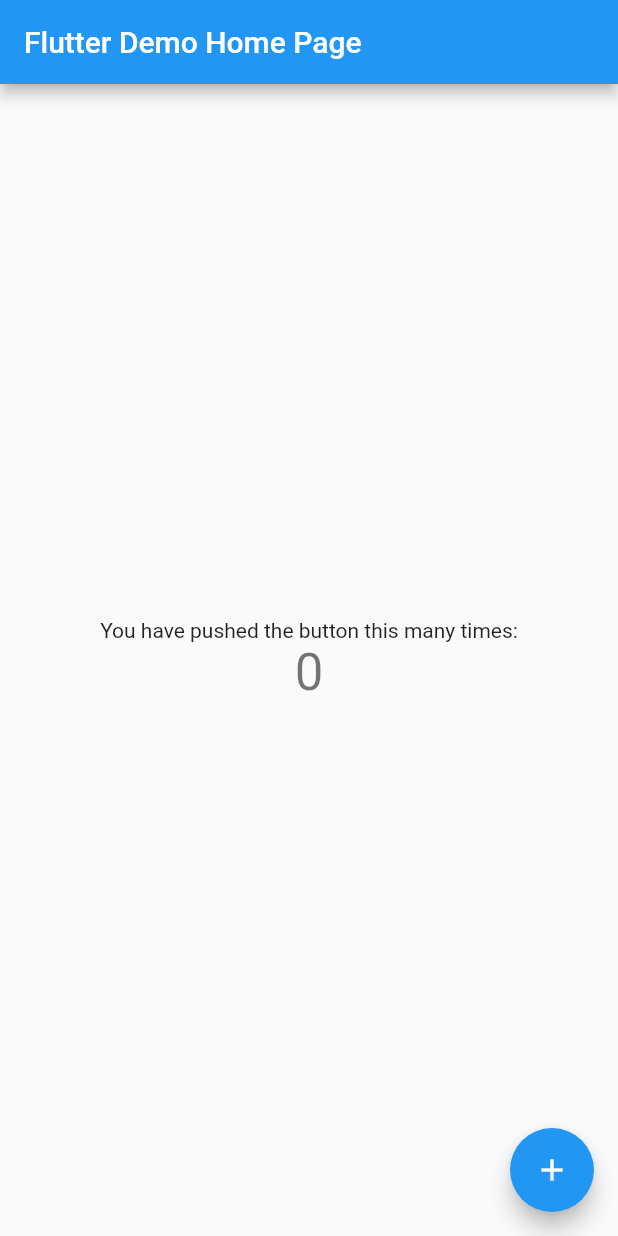
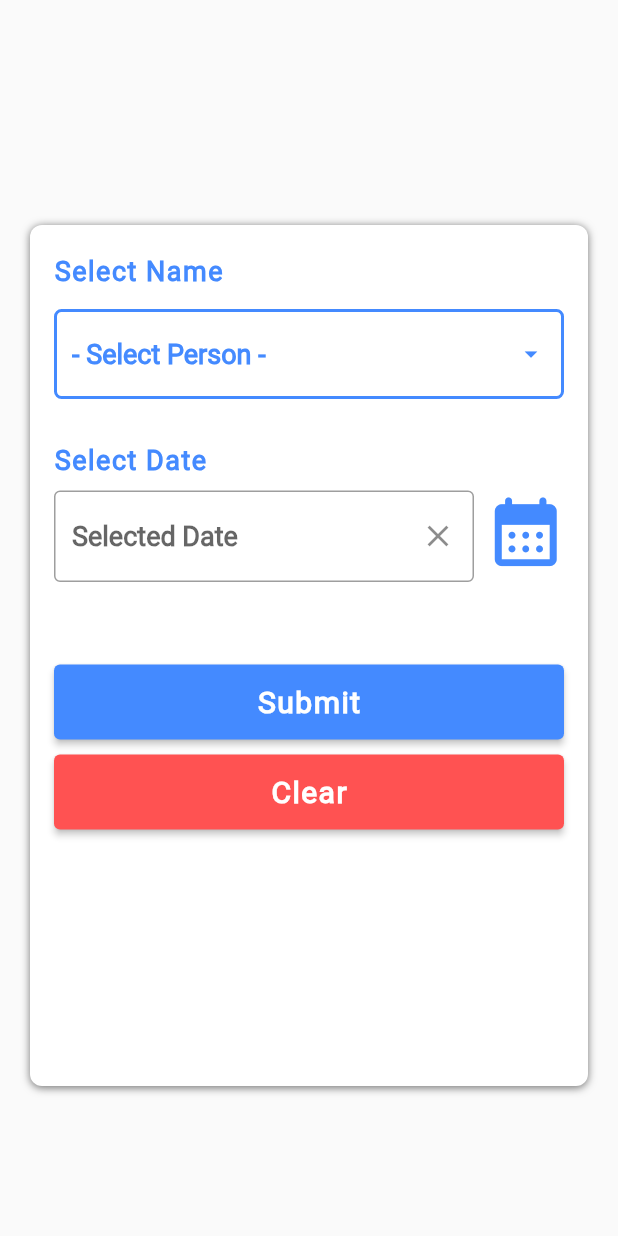
Before and after one commit to prasad305/NauruMobileApp, a Flutter app: the screen it shows after launch, on a phone screen of 412 x 824 dp. Run offline on Flutter 3.47's test engine with Material 2 defaults, Android fonts, the phone set to English and light mode, and no system bars.

Commit message:
Mobile App 1.0

```diff
--- a/lib/main.dart
+++ b/lib/main.dart
@@ -1,115 +1,19 @@
 import 'package:flutter/material.dart';
+import 'package:nauru_mobile_app/screens/homepage.dart';
 
 void main() {
   runApp(const MyApp());
 }
 
 class MyApp extends StatelessWidget {
-  const MyApp({super.key});
+  const MyApp({Key? key}) : super(key: key);
 
-  // This widget is the root of your application.
   @override
   Widget build(BuildContext context) {
     return MaterialApp(
-      title: 'Flutter Demo',
-      theme: ThemeData(
-        // This is the theme of your application.
-        //
-        // Try running your application with "flutter run". You'll see the
-        // application has a blue toolbar. Then, without quitting the app, try
-        // changing the primarySwatch below to Colors.green and then invoke
-        // "hot reload" (press "r" in the console where you ran "flutter run",
-        // or simply save your changes to "hot reload" in a Flutter IDE).
-        // Notice that the counter didn't reset back to zero; the application
-        // is not restarted.
-        primarySwatch: Colors.blue,
-      ),
-      home: const MyHomePage(title: 'Flutter Demo Home Page'),
+      debugShowCheckedModeBanner: false,
+      home: HomePage(),
+      theme: ThemeData(primarySwatch: Colors.blue),
     );
   }
 }
-
-class MyHomePage extends StatefulWidget {
-  const MyHomePage({super.key, required this.title});
-
-  // This widget is the home page of your application. It is stateful, meaning
-  // that it has a State object (defined below) that contains fields that affect
-  // how it looks.
-
-  // This class is the configuration for the state. It holds the values (in this
-  // case the title) provided by the parent (in this case the App widget) and
-  // used by the build method of the State. Fields in a Widget subclass are
-  // always marked "final".
-
-  final String title;
-
-  @override
-  State<MyHomePage> createState() => _MyHomePageState();
-}
-
-class _MyHomePageState extends State<MyHomePage> {
-  int _counter = 0;
-
-  void _incrementCounter() {
-    setState(() {
-      // This call to setState tells the Flutter framework that something has
-      // changed in this State, which causes it to rerun the build method below
-      // so that the display can reflect the updated values. If we changed
-      // _counter without calling setState(), then the build method would not be
-      // called again, and so nothing would appear to happen.
-      _counter++;
-    });
-  }
-
-  @override
-  Widget build(BuildContext context) {
-    // This method is rerun every time setState is called, for instance as done
-    // by the _incrementCounter method above.
-    //
-    // The Flutter framework has been optimized to make rerunning build methods
-    // fast, so that you can just rebuild anything that needs updating rather
-    // than having to individually change instances of widgets.
-    return Scaffold(
-      appBar: AppBar(
-        // Here we take the value from the MyHomePage object that was created by
-        // the App.build method, and use it to set our appbar title.
-        title: Text(widget.title),
-      ),
-      body: Center(
-        // Center is a layout widget. It takes a single child and positions it
-        // in the middle of the parent.
-        child: Column(
-          // Column is also a layout widget. It takes a list of children and
-          // arranges them vertically. By default, it sizes itself to fit its
-          // children horizontally, and tries to be as tall as its parent.
-          //
-          // Invoke "debug painting" (press "p" in the console, choose the
-          // "Toggle Debug Paint" action from the Flutter Inspector in Android
-          // Studio, or the "Toggle Debug Paint" command in Visual Studio Code)
-          // to see the wireframe for each widget.
-          //
-          // Column has various properties to control how it sizes itself and
-          // how it positions its children. Here we use mainAxisAlignment to
-          // center the children vertically; the main axis here is the vertical
-          // axis because Columns are vertical (the cross axis would be
-          // horizontal).
-          mainAxisAlignment: MainAxisAlignment.center,
-          children: <Widget>[
-            const Text(
-              'You have pushed the button this many times:',
-            ),
-            Text(
-              '$_counter',
-              style: Theme.of(context).textTheme.headlineMedium,
-            ),
-          ],
-        ),
-      ),
-      floatingActionButton: FloatingActionButton(
-        onPressed: _incrementCounter,
-        tooltip: 'Increment',
-        child: const Icon(Icons.add),
-      ), // This trailing comma makes auto-formatting nicer for build methods.
-    );
-  }
-}
--- /dev/null
+++ b/lib/screens/homepage.dart
@@ -0,0 +1,391 @@
+import 'dart:convert';
+
+import 'package:flutter/cupertino.dart';
+import 'package:flutter/material.dart';
+import 'package:intl/intl.dart';
+import 'package:http/http.dart' as http;
+
+import 'cardpage.dart';
+
+class HomePage extends StatefulWidget {
+  const HomePage({Key? key}) : super(key: key);
+
+  @override
+  _HomePageState createState() => _HomePageState();
+}
+
+class _HomePageState extends State<HomePage>{
+  TextEditingController _textEditingController = TextEditingController(); //Text of TextField
+  List<dynamic> data = []; //ApiPass Body Data Holder
+  String SelectedValueHolder = ""; //Dropdown Button Selected Value Holder
+
+
+  void _ShowDatePicker(){
+    showDatePicker(
+        context: context,
+        initialDate: DateTime.now(),
+        firstDate: DateTime(1990),
+        lastDate: DateTime(2050)
+    ).then((value){
+      setState(() {
+        _textEditingController.text = DateFormat('yyyy-MM-dd').format(value!);
+      });
+    });
+  }
+
+  @override
+  Widget build(BuildContext context){
+    //TextEditingController _textEditingController = TextEditingController(); //Text of TextField
+    return Scaffold(
+      /*appBar: AppBar(
+        title: Text("Checking App",
+          style: TextStyle(
+            fontFamily: "Roboto",
+            letterSpacing: 1.0,
+            fontSize: 22.0,
+            fontWeight: FontWeight.bold,
+          ),),
+        centerTitle: true,
+        backgroundColor: Colors.black12,
+      ),*/
+      body: Padding(
+        padding: const EdgeInsets.fromLTRB(20.0, 150.0, 20.0, 100.0),
+        child: Container(
+          padding: const EdgeInsets.fromLTRB(16.0, 20.0, 16.0, 15.0),
+          decoration: BoxDecoration(
+            color: Colors.white,
+            borderRadius: BorderRadius.circular(8),
+            boxShadow: [
+              BoxShadow(
+                color: Colors.grey.shade600,
+                blurRadius: 4,
+                offset: Offset(0, 1), // Shadow position
+              ),
+            ],
+          ),
+          child: Column(
+            crossAxisAlignment: CrossAxisAlignment.start,
+            children: <Widget>[
+              //First Selection
+              Text(
+                'Select Name',
+                style: TextStyle(
+                  color: Colors.blueAccent,
+                  fontFamily: "Roboto",
+                  fontSize: 18.0,
+                  letterSpacing: 1.0,
+                  fontWeight: FontWeight.bold,
+                ),
+              ),
+              SizedBox(height: 15.0,), //Spacer
+              DropdownList(
+                onChanged: (String value) {
+                  // 3. read the selected value here and make cool things
+                  print(value);
+                  SelectedValueHolder = value;
+                },
+              ), //Dropdown List
+              SizedBox(height: 30.0,), //Spacer
+
+              //Second Selection Date Picker
+              Text(
+                'Select Date',
+                style: TextStyle(
+                  color: Colors.blueAccent,
+                  fontFamily: "Roboto",
+                  fontSize: 18.0,
+                  letterSpacing: 1.0,
+                  fontWeight: FontWeight.bold,
+                ),
+              ),
+              Padding(
+                padding: const EdgeInsets.fromLTRB(0, 10, 5, 10),
+                child: Row(
+                  crossAxisAlignment: CrossAxisAlignment.start,
+                  children: <Widget>[
+                    Padding(
+                      padding: const EdgeInsets.fromLTRB(0, 0, 0, 0),
+                      child: SizedBox(
+                        width: 280.0,
+                        child: TextField(
+                          style: TextStyle(
+                            fontSize: 18.0,
+                            color: Colors.blueAccent,
+                            fontFamily: "Roboto",
+                            fontWeight: FontWeight.bold,
+                          ),
+                          controller: _textEditingController,
+                          decoration: InputDecoration(
+                            suffixIcon: IconButton(
+                              onPressed: _textEditingController.clear,
+                              icon: Icon(Icons.clear),
+                            ),
+                            border: OutlineInputBorder(
+                              borderSide: BorderSide(color: Colors.blueAccent, width: 2.0),
+                            ),
+                            hintText: 'Selected Date',
+                            //enabled: false,
+                          ),
+                          readOnly: true,
+                        ),
+                      ),
+                    ),
+                    Spacer(),
+                    IconButton(
+                      padding: EdgeInsets.zero,
+                      onPressed: _ShowDatePicker,
+                      icon: Icon(
+                        Icons.calendar_month_rounded,
+                        size: 55,
+                        color: Colors.blueAccent,
+                      ),
+                    ),
+                    /*SizedBox(
+                      child: IconButton(
+                        onPressed: _ShowDatePicker,
+                        icon: Icon(Icons.calendar_month_rounded, size: 60.00,),
+                        style: ElevatedButton.styleFrom(
+                          minimumSize: const Size.fromHeight(40),
+                          backgroundColor: Colors.blueAccent,
+                        ),
+                      ),
+                    ),*/
+                    /*Padding(
+                      padding: const EdgeInsets.all(0.0),
+                      child: SizedBox(
+                        child: IconButton(
+                          onPressed: _ShowDatePicker,
+                          icon: Icon(Icons.calendar_month_rounded, size: 60.00,),
+                          style: ElevatedButton.styleFrom(
+                            minimumSize: const Size.fromHeight(50),
+                            backgroundColor: Colors.blueAccent,
+                          ),
+                        ),
+                      ),
+                    ),*/
+                  ],
+                ),
+              ),
+              SizedBox(height: 15.0,),
+              /*ElevatedButton.icon(
+                onPressed: _ShowDatePicker,
+                icon: Icon(Icons.calendar_month_rounded),
+                label: Text(
+                  'Choose a Date',
+                  style: TextStyle(
+                    fontFamily: "Roboto",
+                    fontSize: 18.0,
+                    letterSpacing: 1.0,
+                    fontWeight: FontWeight.bold,),),
+                style: ElevatedButton.styleFrom(minimumSize: const Size.fromHeight(50), backgroundColor: Colors.blueAccent),
+              ),*/
+              SizedBox(height: 30.0,), //Spacer
+
+
+
+              //Submit Button
+              ElevatedButton(
+                onPressed: (){
+                  ApiCaller();
+                },
+                child: const Text(
+                  'Submit',
+                  style: TextStyle(
+                    fontFamily: "Roboto",
+                    fontSize: 20.0,
+                    letterSpacing: 1.0,
+                    fontWeight: FontWeight.bold,),),
+                style: ElevatedButton.styleFrom(minimumSize: const Size.fromHeight(50), backgroundColor: Colors.blueAccent),
+              ),
+              SizedBox(height: 10.0,),
+
+              //Clear Button
+              ElevatedButton(
+                onPressed: (){
+                  ClearAll();
+                },
+                child: const Text(
+                  'Clear',
+                  style: TextStyle(
+                    fontFamily: "Roboto",
+                    fontSize: 20.0,
+                    letterSpacing: 1.0,
+                    fontWeight: FontWeight.bold,),),
+                style: ElevatedButton.styleFrom(minimumSize: const Size.fromHeight(50), backgroundColor: Colors.redAccent),
+              ),
+            ],
+          ),
+        ),
+      ),
+    );
+  }
+
+  String error = ""; //String
+
+  //Clear All
+  void ClearAll(){
+    _textEditingController.clear();
+  }
+
+  //API Handler
+  void ApiCaller() async{
+    String Date = _textEditingController.text.trim();
+    if(!(Date.isEmpty) && (SelectedValueHolder != "- Select Person -" && SelectedValueHolder != "")){
+      //print(DropdownList);
+      print(Date);
+      print(SelectedValueHolder);
+
+      const url = "https://randomuser.me/api/?results=10";
+      final uri = Uri.parse(url);
+      final response = await http.get(uri); //http.post(uri, {'select':SelectedValueHolder,'date':Date}) -> Replace Here
+      try{
+        if(response.statusCode == 200){ //Check Response is success
+          final body = response.body;
+          final json = jsonDecode(body);
+          setState(() {
+            data = json["results"];
+            print(data);
+          });
+          if(data.length != 0){
+            Navigator.push(
+              context,
+              MaterialPageRoute(
+                builder: (context) => CardPage(Data : data),
+              ),
+            );
+            print("Move to the list page!");
+          }
+        }
+        else{
+          //CupertinoAlertDialog();
+          //print("Request not Success");
+          showDialog<void>(
+              context: context,
+              builder: (BuildContext context) {
+                return AlertDialog(
+                  title: const Text('Error'),
+                  content: const Text('Request not Success'),
+                  actions: <Widget>[
+                    TextButton(
+                      style: TextButton.styleFrom(
+                        textStyle: Theme.of(context).textTheme.labelLarge,
+                      ),
+                      child: const Text('Ok'),
+                      onPressed: () {
+                        Navigator.of(context).pop();
+                      },
+                    ),
+                  ],
+                );
+              });
+
+        }
+      }
+      catch(e){
+        error = e.toString();
+        print("Error : " + error);
+
+        showDialog<void>(
+            context: context,
+            builder: (BuildContext context) {
+              return AlertDialog(
+                title: const Text('Error'),
+                content: Text(error),
+                actions: <Widget>[
+                  TextButton(
+                    style: TextButton.styleFrom(
+                      textStyle: Theme.of(context).textTheme.labelLarge,
+                    ),
+                    child: const Text('Ok'),
+                    onPressed: () {
+                      Navigator.of(context).pop();
+                    },
+                  ),
+                ],
+              );
+            }
+        );
+
+      }
+    }
+    else{
+      //print("Not Selected!");
+      showDialog<void>(
+          context: context,
+          builder: (BuildContext context) {
+            return AlertDialog(
+              title: const Text('Warning'),
+              content: const Text('Not Selected!'),
+              actions: <Widget>[
+                TextButton(
+                  style: TextButton.styleFrom(
+                    textStyle: Theme.of(context).textTheme.labelLarge,
+                  ),
+                  child: const Text('Ok'),
+                  onPressed: () {
+                    Navigator.of(context).pop();
+                  },
+                ),
+
+              ],
+            );
+          }
+      );
+
+    }
+  }
+}
+
+//DropDown List
+const List<String> list = <String>['- Select Person -','One', 'Two', 'Three', 'Four']; //DropDown Contain List
+class DropdownList extends StatefulWidget {
+  //1. required this.onChanged,
+  final Function onChanged;
+  const DropdownList({Key? key, required this.onChanged,}): super(key: key);
+
+  @override
+  State<DropdownList> createState() => _DropdownButtonExampleState();
+}
+//List Creater
+class _DropdownButtonExampleState extends State<DropdownList> {
+  String dropdownValue = list.first;
+
+  @override
+  Widget build(BuildContext context) {
+    return Container(
+      padding: const EdgeInsets.fromLTRB(10.0, 0, 10.0, 0),
+      decoration: BoxDecoration(
+        border: Border.all(color: Colors.blueAccent, width: 2.0),
+          borderRadius: BorderRadius.circular(5),
+      ),
+        height: 60,
+        child: DropdownButtonHideUnderline(
+          child: DropdownButton<String>(
+            value: dropdownValue,
+            icon: const Icon(Icons.arrow_drop_down,size: 20.0, color: Colors.blueAccent,),
+            elevation: 16,
+            style: const TextStyle(fontSize: 18.0,
+              color: Colors.blueAccent,
+              fontFamily: "Roboto",
+              fontWeight: FontWeight.bold,
+            ),
+            isExpanded: true,
+            onChanged: (String? value) {
+              // This is called when the user selects an item.
+              setState(() {
+                dropdownValue = value!;
+              });
+              // 2. Call, callback passing the selected value
+              widget.onChanged(value);
+            },
+            items: list.map<DropdownMenuItem<String>>((String value) {
+              return DropdownMenuItem<String>(
+                value: value,
+                child: Text(value),
+              );
+            }).toList(),
+          ),
+        ),
+    );
+  }
+}
```
Also changed, not shown: lib/screens/cardpage.dart (added, +82 -0 lines), pubspec.yaml (+6 -12 lines), fonts/Roboto-Regular.ttf (added), pubspec.lock (added).
